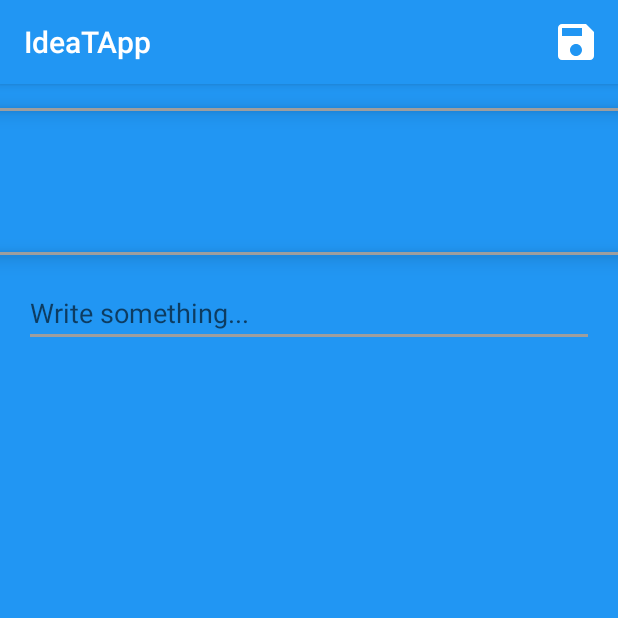
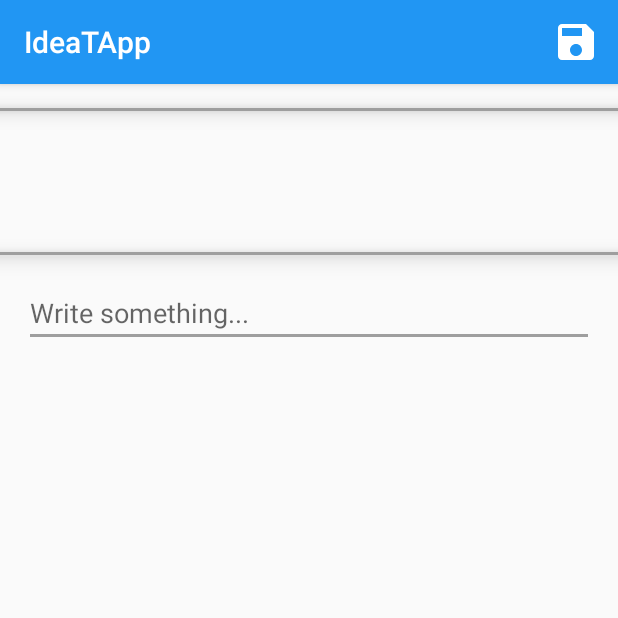
Before and after one commit to bbmiron/hci-ideal-timing, an Android app: the WritePostActivity screen opened directly, with no data from a screen before it, on a phone screen of 412 x 824 dp, the top half of it. Run offline under Robolectric (Android 15) with nearby library versions, the phone set to English and light mode, and no system bars; our stand-ins replace Picasso; libraries missing offline, so code that uses them is left out: com.facebook, com.facebook.internal, com.facebook.share; pictures from the network do not load; 3 statements that could not run were skipped.

Commit message:
Removed background

```diff
--- a/implementation/IdeaTApp/app/src/main/res/layout/send_email_activity.xml
+++ b/implementation/IdeaTApp/app/src/main/res/layout/send_email_activity.xml
@@ -6,7 +6,6 @@
     android:padding="@dimen/normal_margin"
     android:paddingLeft="20dp"
     android:paddingRight="20dp"
-    android:background="@color/colorPrimary"
     android:orientation="vertical" >
     <EditText
         android:id="@+id/from"
--- a/implementation/IdeaTApp/app/src/main/res/layout/write_post_activity.xml
+++ b/implementation/IdeaTApp/app/src/main/res/layout/write_post_activity.xml
@@ -3,8 +3,7 @@
     xmlns:app="http://schemas.android.com/apk/res-auto"
     xmlns:tools="http://schemas.android.com/tools"
     android:layout_width="match_parent"
-    android:layout_height="match_parent"
-    android:background="@color/colorPrimary">
+    android:layout_height="match_parent">
 
     <View
         android:id="@+id/divider"
```
